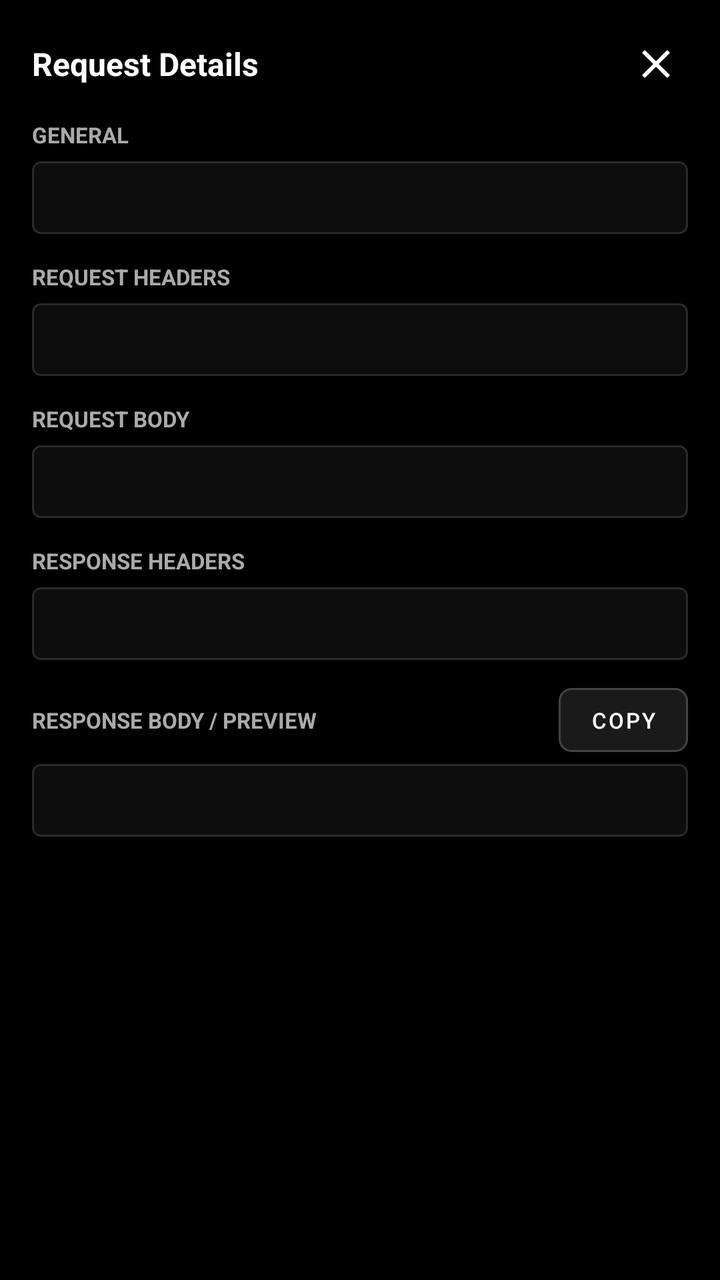
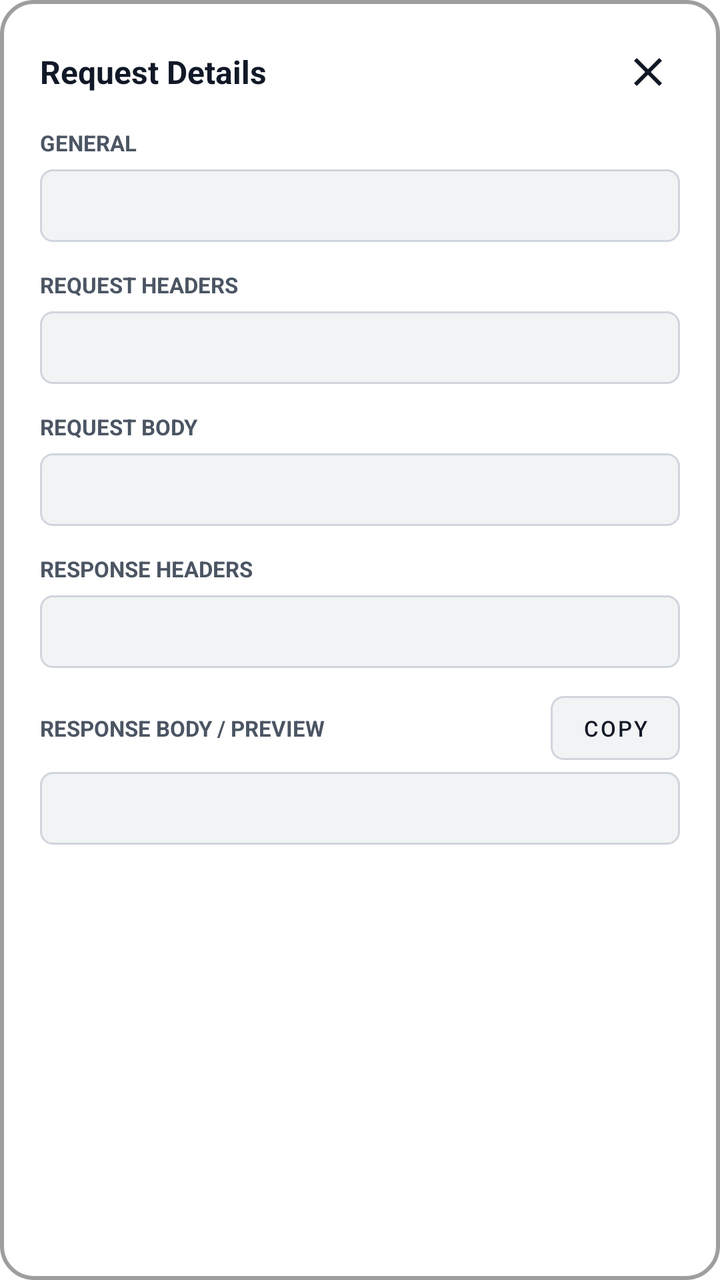

Compare the two renders of this Android layout. The source of the first and the diff that turns it into the second are given below.
<!-- AndroidManifest.xml: application theme Theme.F12Browser -->
<!-- res/layout/dialog_network_details.xml -->
<?xml version="1.0" encoding="utf-8"?>
<LinearLayout xmlns:android="http://schemas.android.com/apk/res/android"
    android:layout_width="match_parent"
    android:layout_height="match_parent"
    android:orientation="vertical"
    android:background="@color/bg_black"
    android:padding="16dp">

    <LinearLayout
        android:layout_width="match_parent"
        android:layout_height="wrap_content"
        android:orientation="horizontal"
        android:gravity="center_vertical"
        android:layout_marginBottom="12dp">

        <TextView
            android:id="@+id/dialog_req_title"
            android:layout_width="0dp"
            android:layout_height="wrap_content"
            android:layout_weight="1"
            android:text="Request Details"
            android:textColor="@color/text_primary"
            android:textSize="16sp"
            android:textStyle="bold"
            android:singleLine="true"
            android:ellipsize="middle" />

        <ImageButton
            android:id="@+id/dialog_req_close"
            android:layout_width="32dp"
            android:layout_height="32dp"
            android:background="?attr/selectableItemBackground"
            android:src="@drawable/ic_close"
            android:contentDescription="Close" />
    </LinearLayout>

    <ScrollView
        android:layout_width="match_parent"
        android:layout_height="match_parent">

        <LinearLayout
            android:layout_width="match_parent"
            android:layout_height="wrap_content"
            android:orientation="vertical">

            
            <TextView
                android:layout_width="wrap_content"
                android:layout_height="wrap_content"
                android:text="GENERAL"
                android:textColor="@color/text_secondary"
                android:textSize="11sp"
                android:textStyle="bold"
                android:layout_marginBottom="6dp" />

            <TextView
                android:id="@+id/detail_general"
                android:layout_width="match_parent"
                android:layout_height="wrap_content"
                android:background="@drawable/bg_code_box"
                android:textColor="@color/text_primary"
                android:textSize="12sp"
                android:fontFamily="monospace"
                android:textIsSelectable="true"
                android:padding="10dp"
                android:layout_marginBottom="14dp" />

            
            <TextView
                android:layout_width="wrap_content"
                android:layout_height="wrap_content"
                android:text="REQUEST HEADERS"
                android:textColor="@color/text_secondary"
                android:textSize="11sp"
                android:textStyle="bold"
                android:layout_marginBottom="6dp" />

            <TextView
                android:id="@+id/detail_req_headers"
                android:layout_width="match_parent"
                android:layout_height="wrap_content"
                android:background="@drawable/bg_code_box"
                android:textColor="@color/text_primary"
                android:textSize="12sp"
                android:fontFamily="monospace"
                android:textIsSelectable="true"
                android:padding="10dp"
                android:layout_marginBottom="14dp" />

            
            <TextView
                android:id="@+id/label_req_body"
                android:layout_width="wrap_content"
                android:layout_height="wrap_content"
                android:text="REQUEST BODY"
                android:textColor="@color/text_secondary"
                android:textSize="11sp"
                android:textStyle="bold"
                android:layout_marginBottom="6dp" />

            <TextView
                android:id="@+id/detail_req_body"
                android:layout_width="match_parent"
                android:layout_height="wrap_content"
                android:background="@drawable/bg_code_box"
                android:textColor="@color/text_primary"
                android:textSize="12sp"
                android:fontFamily="monospace"
                android:textIsSelectable="true"
                android:padding="10dp"
                android:layout_marginBottom="14dp" />

            
            <TextView
                android:layout_width="wrap_content"
                android:layout_height="wrap_content"
                android:text="RESPONSE HEADERS"
                android:textColor="@color/text_secondary"
                android:textSize="11sp"
                android:textStyle="bold"
                android:layout_marginBottom="6dp" />

            <TextView
                android:id="@+id/detail_resp_headers"
                android:layout_width="match_parent"
                android:layout_height="wrap_content"
                android:background="@drawable/bg_code_box"
                android:textColor="@color/text_primary"
                android:textSize="12sp"
                android:fontFamily="monospace"
                android:textIsSelectable="true"
                android:padding="10dp"
                android:layout_marginBottom="14dp" />

            
            <LinearLayout
                android:layout_width="match_parent"
                android:layout_height="wrap_content"
                android:orientation="horizontal"
                android:gravity="center_vertical"
                android:layout_marginBottom="6dp">

                <TextView
                    android:layout_width="0dp"
                    android:layout_height="wrap_content"
                    android:layout_weight="1"
                    android:text="RESPONSE BODY / PREVIEW"
                    android:textColor="@color/text_secondary"
                    android:textSize="11sp"
                    android:textStyle="bold" />

                <Button
                    android:id="@+id/btn_copy_response"
                    android:layout_width="wrap_content"
                    android:layout_height="32dp"
                    android:background="@drawable/bg_button_dark"
                    android:text="COPY"
                    android:textColor="@color/text_primary"
                    android:textSize="11sp" />
            </LinearLayout>

            <TextView
                android:id="@+id/detail_resp_body"
                android:layout_width="match_parent"
                android:layout_height="wrap_content"
                android:background="@drawable/bg_code_box"
                android:textColor="@color/text_primary"
                android:textSize="12sp"
                android:fontFamily="monospace"
                android:textIsSelectable="true"
                android:padding="10dp" />

        </LinearLayout>
    </ScrollView>
</LinearLayout>
<!-- resources referenced by this layout -->
<resources>
  <color name="bg_black">#000000</color>
  <color name="text_primary">#FFFFFF</color>
  <color name="text_secondary">#AAAAAA</color>
  <!-- drawable bg_button_dark (drawable) -->
  <ripple xmlns:android="http://schemas.android.com/apk/res/android"
      android:color="#33FFFFFF">
      <item>
          <shape android:shape="rectangle">
              <solid android:color="#1A1A1A" />
              <stroke android:width="1dp" android:color="#444444" />
              <corners android:radius="6dp" />
              <padding
                  android:left="12dp"
                  android:top="8dp"
                  android:right="12dp"
                  android:bottom="8dp" />
          </shape>
      </item>
  </ripple>
  <!-- drawable bg_code_box (drawable) -->
  <shape xmlns:android="http://schemas.android.com/apk/res/android"
      android:shape="rectangle">
      <solid android:color="#0D0D0D" />
      <stroke android:width="1dp" android:color="#2A2A2A" />
      <corners android:radius="4dp" />
      <padding
          android:left="8dp"
          android:top="8dp"
          android:right="8dp"
          android:bottom="8dp" />
  </shape>
  <!-- drawable ic_close (drawable) -->
  <vector xmlns:android="http://schemas.android.com/apk/res/android"
      android:width="24dp"
      android:height="24dp"
      android:viewportWidth="24"
      android:viewportHeight="24">
      <path
          android:fillColor="#FFFFFF"
          android:pathData="M19,6.41L17.59,5 12,10.59 6.41,5 5,6.41 10.59,12 5,17.59 6.41,19 12,13.41 17.59,19 19,17.59 13.41,12z"/>
  </vector>
  <style name="Theme.F12Browser" parent="Theme.MaterialComponents.NoActionBar">
          
          <item name="colorPrimary">@color/bg_black</item>
          <item name="colorPrimaryVariant">@color/bg_dark</item>
          <item name="colorOnPrimary">@color/text_primary</item>
          
          
          <item name="colorSecondary">@color/accent_white</item>
          <item name="colorSecondaryVariant">@color/accent_gray</item>
          <item name="colorOnSecondary">@color/bg_black</item>
          
          
          <item name="android:colorBackground">@color/bg_black</item>
          <item name="colorSurface">@color/bg_surface</item>
          <item name="colorOnSurface">@color/text_primary</item>
          
          
          <item name="android:statusBarColor">@color/bg_black</item>
          <item name="android:navigationBarColor">@color/bg_black</item>
          <item name="android:windowLightStatusBar" tools:targetApi="m">false</item>
          <item name="android:windowLightNavigationBar" tools:targetApi="o_mr1">false</item>
  
          
          <item name="materialButtonStyle">@style/Widget.F12.Button</item>
      </style>
  <color name="bg_dark">#121212</color>
  <color name="accent_white">#FFFFFF</color>
  <color name="accent_gray">#888888</color>
  <color name="bg_surface">#1A1A1A</color>
  <style name="Widget.F12.Button" parent="Widget.MaterialComponents.Button">
          <item name="android:insetTop">0dp</item>
          <item name="android:insetBottom">0dp</item>
          <item name="android:insetLeft">0dp</item>
          <item name="android:insetRight">0dp</item>
          <item name="android:minHeight">0dp</item>
          <item name="android:minWidth">0dp</item>
          <item name="backgroundTint">@null</item>
          <item name="rippleColor">#33FFFFFF</item>
          <item name="android:stateListAnimator">@null</item>
          <item name="android:textAllCaps">false</item>
      </style>
</resources>

<!-- the commit's change to res/layout/dialog_network_details.xml (unified diff, before → after) -->
@@ -3,8 +3,8 @@
     android:layout_width="match_parent"
     android:layout_height="match_parent"
     android:orientation="vertical"
-    android:background="@color/bg_black"
-    android:padding="16dp">
+    android:background="@drawable/bg_dialog_modal"
+    android:padding="20dp">
 
     <LinearLayout
         android:layout_width="match_parent"
<!-- resource entries referenced after the edit -->
@@ -1,15 +1,15 @@
 <!-- resources referenced by this layout -->
 <resources>
-  <color name="bg_black">#000000</color>
-  <color name="text_primary">#FFFFFF</color>
-  <color name="text_secondary">#AAAAAA</color>
+  <color name="bg_black">#FFFFFF</color>
+  <color name="text_primary">#111827</color>
+  <color name="text_secondary">#4B5563</color>
   <!-- drawable bg_button_dark (drawable) -->
   <ripple xmlns:android="http://schemas.android.com/apk/res/android"
-      android:color="#33FFFFFF">
+      android:color="@color/border_color">
       <item>
           <shape android:shape="rectangle">
-              <solid android:color="#1A1A1A" />
-              <stroke android:width="1dp" android:color="#444444" />
+              <solid android:color="@color/bg_surface_elevated" />
+              <stroke android:width="1dp" android:color="@color/border_color" />
               <corners android:radius="6dp" />
               <padding
                   android:left="12dp"
@@ -20,16 +20,22 @@
       </item>
   </ripple>
   <!-- drawable bg_code_box (drawable) -->
+  <?xml version="1.0" encoding="utf-8"?>
   <shape xmlns:android="http://schemas.android.com/apk/res/android"
       android:shape="rectangle">
-      <solid android:color="#0D0D0D" />
-      <stroke android:width="1dp" android:color="#2A2A2A" />
-      <corners android:radius="4dp" />
-      <padding
-          android:left="8dp"
-          android:top="8dp"
-          android:right="8dp"
-          android:bottom="8dp" />
+      <solid android:color="@color/bg_surface_elevated" />
+      <stroke android:width="1dp" android:color="@color/border_color" />
+      <corners android:radius="6dp" />
+  </shape>
+  <!-- drawable bg_dialog_modal (drawable) -->
+  <?xml version="1.0" encoding="utf-8"?>
+  <shape xmlns:android="http://schemas.android.com/apk/res/android"
+      android:shape="rectangle">
+      <solid android:color="@color/modal_surface" />
+      <stroke
+          android:width="2dp"
+          android:color="@color/modal_border" />
+      <corners android:radius="16dp" />
   </shape>
   <!-- drawable ic_close (drawable) -->
   <vector xmlns:android="http://schemas.android.com/apk/res/android"
@@ -38,10 +44,10 @@
       android:viewportWidth="24"
       android:viewportHeight="24">
       <path
-          android:fillColor="#FFFFFF"
+          android:fillColor="@color/text_primary"
           android:pathData="M19,6.41L17.59,5 12,10.59 6.41,5 5,6.41 10.59,12 5,17.59 6.41,19 12,13.41 17.59,19 19,17.59 13.41,12z"/>
   </vector>
-  <style name="Theme.F12Browser" parent="Theme.MaterialComponents.NoActionBar">
+  <style name="Theme.F12Browser" parent="Theme.MaterialComponents.DayNight.NoActionBar">
           
           <item name="colorPrimary">@color/bg_black</item>
           <item name="colorPrimaryVariant">@color/bg_dark</item>
@@ -60,16 +66,20 @@
           
           <item name="android:statusBarColor">@color/bg_black</item>
           <item name="android:navigationBarColor">@color/bg_black</item>
-          <item name="android:windowLightStatusBar" tools:targetApi="m">false</item>
-          <item name="android:windowLightNavigationBar" tools:targetApi="o_mr1">false</item>
+          <item name="android:windowLightStatusBar" tools:targetApi="m">true</item>
+          <item name="android:windowLightNavigationBar" tools:targetApi="o_mr1">true</item>
   
           
           <item name="materialButtonStyle">@style/Widget.F12.Button</item>
       </style>
-  <color name="bg_dark">#121212</color>
-  <color name="accent_white">#FFFFFF</color>
-  <color name="accent_gray">#888888</color>
-  <color name="bg_surface">#1A1A1A</color>
+  <color name="border_color">#D0D5DD</color>
+  <color name="bg_surface_elevated">#F1F3F4</color>
+  <color name="modal_surface">#FFFFFF</color>
+  <color name="modal_border">#9E9E9E</color>
+  <color name="bg_dark">#F4F5F7</color>
+  <color name="accent_white">#111827</color>
+  <color name="accent_gray">#6B7280</color>
+  <color name="bg_surface">#FFFFFF</color>
   <style name="Widget.F12.Button" parent="Widget.MaterialComponents.Button">
           <item name="android:insetTop">0dp</item>
           <item name="android:insetBottom">0dp</item>
@@ -78,7 +88,7 @@
           <item name="android:minHeight">0dp</item>
           <item name="android:minWidth">0dp</item>
           <item name="backgroundTint">@null</item>
-          <item name="rippleColor">#33FFFFFF</item>
+          <item name="rippleColor">#22000000</item>
           <item name="android:stateListAnimator">@null</item>
           <item name="android:textAllCaps">false</item>
       </style>
